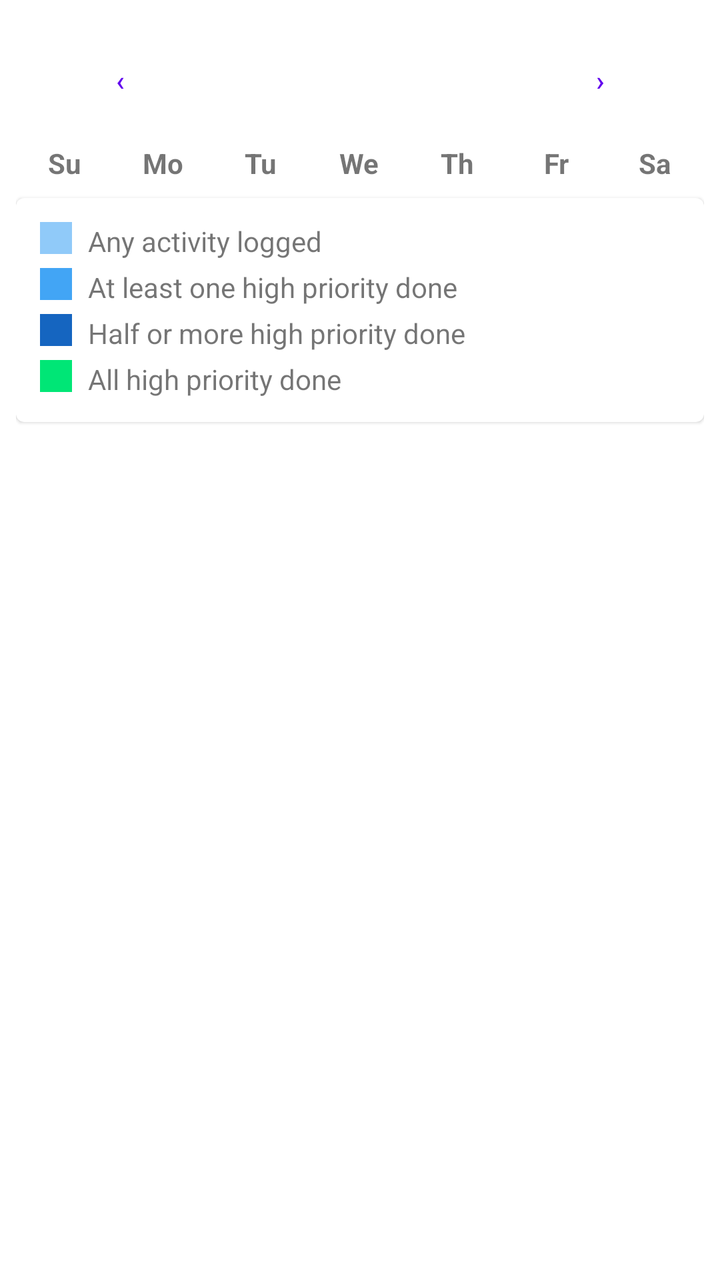
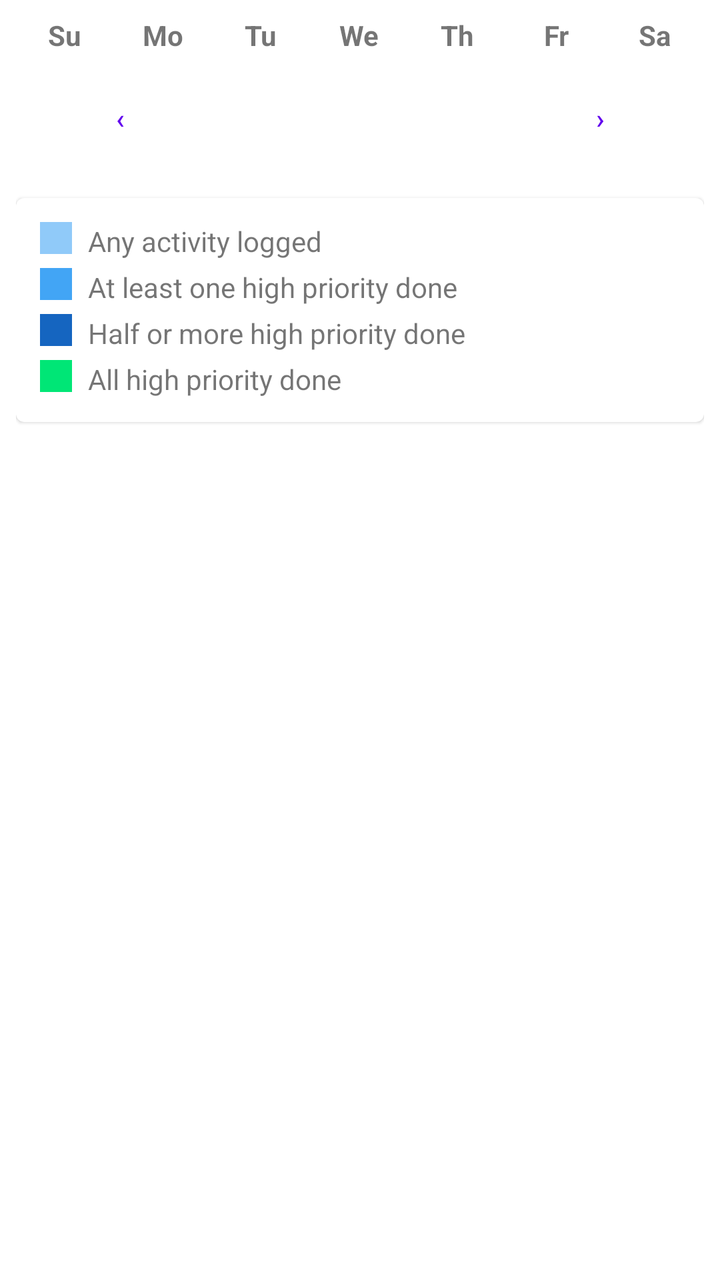

Compare the two renders of this Android layout. The source of the first and the diff that turns it into the second are given below.
<!-- AndroidManifest.xml: application theme Theme.MyStreak -->
<!-- res/layout/fragment_calendar.xml -->
<?xml version="1.0" encoding="utf-8"?>
<LinearLayout xmlns:android="http://schemas.android.com/apk/res/android"
    android:layout_width="match_parent"
    android:layout_height="match_parent"
    android:orientation="vertical"
    android:padding="8dp">

    
    <LinearLayout
        android:layout_width="match_parent"
        android:layout_height="wrap_content"
        android:gravity="center_vertical"
        android:orientation="horizontal"
        android:padding="8dp">

        <com.google.android.material.button.MaterialButton
            android:id="@+id/btn_prev_month"
            style="@style/Widget.MaterialComponents.Button.TextButton"
            android:layout_width="wrap_content"
            android:layout_height="wrap_content"
            android:text="‹" />

        <TextView
            android:id="@+id/tv_month_year"
            android:layout_width="0dp"
            android:layout_height="wrap_content"
            android:layout_weight="1"
            android:gravity="center"
            android:textSize="18sp"
            android:textStyle="bold" />

        <com.google.android.material.button.MaterialButton
            android:id="@+id/btn_next_month"
            style="@style/Widget.MaterialComponents.Button.TextButton"
            android:layout_width="wrap_content"
            android:layout_height="wrap_content"
            android:text="›" />
    </LinearLayout>

    
    <LinearLayout
        android:layout_width="match_parent"
        android:layout_height="wrap_content"
        android:orientation="horizontal">

        <TextView android:layout_width="0dp" android:layout_height="wrap_content" android:layout_weight="1" android:gravity="center" android:text="Su" android:textStyle="bold" />
        <TextView android:layout_width="0dp" android:layout_height="wrap_content" android:layout_weight="1" android:gravity="center" android:text="Mo" android:textStyle="bold" />
        <TextView android:layout_width="0dp" android:layout_height="wrap_content" android:layout_weight="1" android:gravity="center" android:text="Tu" android:textStyle="bold" />
        <TextView android:layout_width="0dp" android:layout_height="wrap_content" android:layout_weight="1" android:gravity="center" android:text="We" android:textStyle="bold" />
        <TextView android:layout_width="0dp" android:layout_height="wrap_content" android:layout_weight="1" android:gravity="center" android:text="Th" android:textStyle="bold" />
        <TextView android:layout_width="0dp" android:layout_height="wrap_content" android:layout_weight="1" android:gravity="center" android:text="Fr" android:textStyle="bold" />
        <TextView android:layout_width="0dp" android:layout_height="wrap_content" android:layout_weight="1" android:gravity="center" android:text="Sa" android:textStyle="bold" />
    </LinearLayout>

    <androidx.recyclerview.widget.RecyclerView
        android:id="@+id/rv_calendar"
        android:layout_width="match_parent"
        android:layout_height="wrap_content" />

    
    <com.google.android.material.card.MaterialCardView
        android:layout_width="match_parent"
        android:layout_height="wrap_content"
        android:layout_marginTop="8dp">

        <LinearLayout
            android:layout_width="match_parent"
            android:layout_height="wrap_content"
            android:orientation="vertical"
            android:padding="12dp">

            <LinearLayout android:layout_width="match_parent" android:layout_height="wrap_content" android:layout_marginBottom="4dp">
                <View android:layout_width="16dp" android:layout_height="16dp" android:background="@color/calendar_light_blue" android:layout_marginEnd="8dp"/>
                <TextView android:layout_width="wrap_content" android:layout_height="wrap_content" android:text="Any activity logged" />
            </LinearLayout>
            <LinearLayout android:layout_width="match_parent" android:layout_height="wrap_content" android:layout_marginBottom="4dp">
                <View android:layout_width="16dp" android:layout_height="16dp" android:background="@color/calendar_medium_blue" android:layout_marginEnd="8dp"/>
                <TextView android:layout_width="wrap_content" android:layout_height="wrap_content" android:text="At least one high priority done" />
            </LinearLayout>
            <LinearLayout android:layout_width="match_parent" android:layout_height="wrap_content" android:layout_marginBottom="4dp">
                <View android:layout_width="16dp" android:layout_height="16dp" android:background="@color/calendar_dark_blue" android:layout_marginEnd="8dp"/>
                <TextView android:layout_width="wrap_content" android:layout_height="wrap_content" android:text="Half or more high priority done" />
            </LinearLayout>
            <LinearLayout android:layout_width="match_parent" android:layout_height="wrap_content">
                <View android:layout_width="16dp" android:layout_height="16dp" android:background="@color/calendar_bright_green" android:layout_marginEnd="8dp"/>
                <TextView android:layout_width="wrap_content" android:layout_height="wrap_content" android:text="All high priority done" />
            </LinearLayout>
        </LinearLayout>
    </com.google.android.material.card.MaterialCardView>

</LinearLayout>
<!-- resources referenced by this layout -->
<resources>
  <color name="calendar_bright_green">#00E676</color>
  <color name="calendar_dark_blue">#1565C0</color>
  <color name="calendar_light_blue">#90CAF9</color>
  <color name="calendar_medium_blue">#42A5F5</color>
  <style name="Theme.MyStreak" parent="Theme.MaterialComponents.DayNight.DarkActionBar">
          <item name="colorPrimary">@color/purple_500</item>
          <item name="colorPrimaryVariant">@color/purple_700</item>
          <item name="colorOnPrimary">@android:color/white</item>
          <item name="colorSecondary">@color/teal_200</item>
          <item name="colorOnSecondary">@android:color/black</item>
          <item name="android:statusBarColor">?attr/colorPrimaryVariant</item>
          <item name="windowActionBar">false</item>
          <item name="windowNoTitle">true</item>
      </style>
  <color name="purple_500">#FF6200EE</color>
  <color name="purple_700">#FF3700B3</color>
  <color name="teal_200">#FF03DAC5</color>
</resources>

<!-- the commit's change to res/layout/fragment_calendar.xml (unified diff, before → after) -->
@@ -4,6 +4,26 @@
     android:layout_height="match_parent"
     android:orientation="vertical"
     android:padding="8dp">
+
+    
+    <LinearLayout
+        android:layout_width="match_parent"
+        android:layout_height="wrap_content"
+        android:orientation="horizontal">
+
+        <TextView android:layout_width="0dp" android:layout_height="wrap_content" android:layout_weight="1" android:gravity="center" android:text="Su" android:textStyle="bold" />
+        <TextView android:layout_width="0dp" android:layout_height="wrap_content" android:layout_weight="1" android:gravity="center" android:text="Mo" android:textStyle="bold" />
+        <TextView android:layout_width="0dp" android:layout_height="wrap_content" android:layout_weight="1" android:gravity="center" android:text="Tu" android:textStyle="bold" />
+        <TextView android:layout_width="0dp" android:layout_height="wrap_content" android:layout_weight="1" android:gravity="center" android:text="We" android:textStyle="bold" />
+        <TextView android:layout_width="0dp" android:layout_height="wrap_content" android:layout_weight="1" android:gravity="center" android:text="Th" android:textStyle="bold" />
+        <TextView android:layout_width="0dp" android:layout_height="wrap_content" android:layout_weight="1" android:gravity="center" android:text="Fr" android:textStyle="bold" />
+        <TextView android:layout_width="0dp" android:layout_height="wrap_content" android:layout_weight="1" android:gravity="center" android:text="Sa" android:textStyle="bold" />
+    </LinearLayout>
+
+    <androidx.recyclerview.widget.RecyclerView
+        android:id="@+id/rv_calendar"
+        android:layout_width="match_parent"
+        android:layout_height="wrap_content" />
 
     
     <LinearLayout
@@ -38,26 +58,6 @@
     </LinearLayout>
 
     
-    <LinearLayout
-        android:layout_width="match_parent"
-        android:layout_height="wrap_content"
-        android:orientation="horizontal">
-
-        <TextView android:layout_width="0dp" android:layout_height="wrap_content" android:layout_weight="1" android:gravity="center" android:text="Su" android:textStyle="bold" />
-        <TextView android:layout_width="0dp" android:layout_height="wrap_content" android:layout_weight="1" android:gravity="center" android:text="Mo" android:textStyle="bold" />
-        <TextView android:layout_width="0dp" android:layout_height="wrap_content" android:layout_weight="1" android:gravity="center" android:text="Tu" android:textStyle="bold" />
-        <TextView android:layout_width="0dp" android:layout_height="wrap_content" android:layout_weight="1" android:gravity="center" android:text="We" android:textStyle="bold" />
-        <TextView android:layout_width="0dp" android:layout_height="wrap_content" android:layout_weight="1" android:gravity="center" android:text="Th" android:textStyle="bold" />
-        <TextView android:layout_width="0dp" android:layout_height="wrap_content" android:layout_weight="1" android:gravity="center" android:text="Fr" android:textStyle="bold" />
-        <TextView android:layout_width="0dp" android:layout_height="wrap_content" android:layout_weight="1" android:gravity="center" android:text="Sa" android:textStyle="bold" />
-    </LinearLayout>
-
-    <androidx.recyclerview.widget.RecyclerView
-        android:id="@+id/rv_calendar"
-        android:layout_width="match_parent"
-        android:layout_height="wrap_content" />
-
-    
     <com.google.android.material.card.MaterialCardView
         android:layout_width="match_parent"
         android:layout_height="wrap_content"
